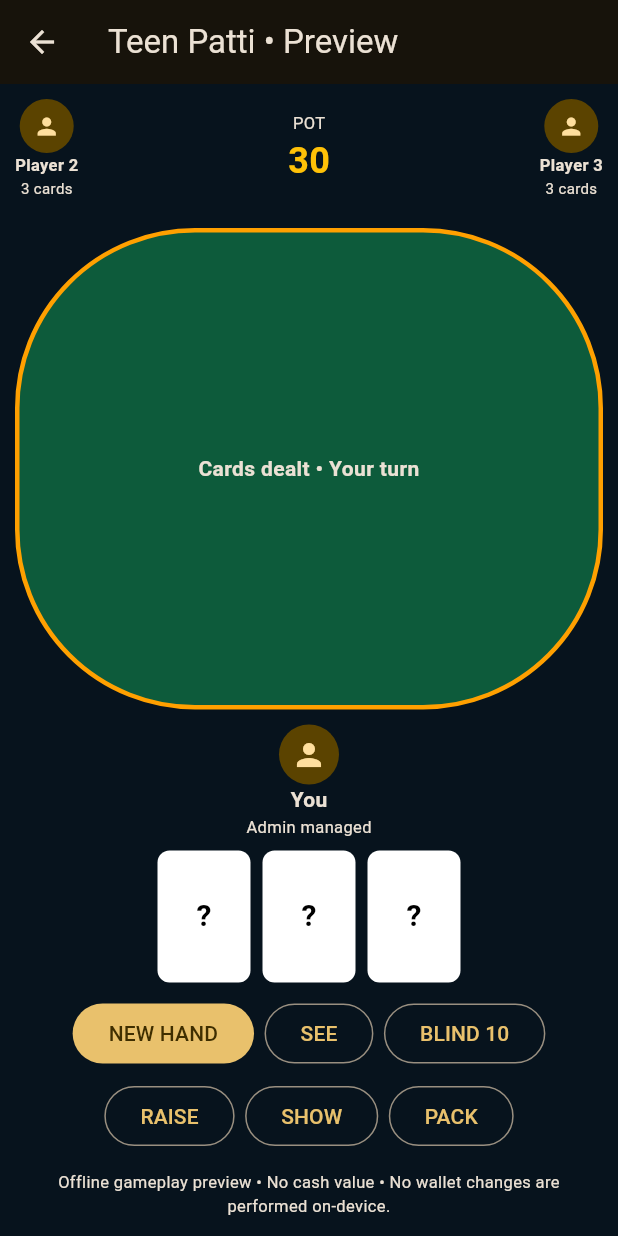
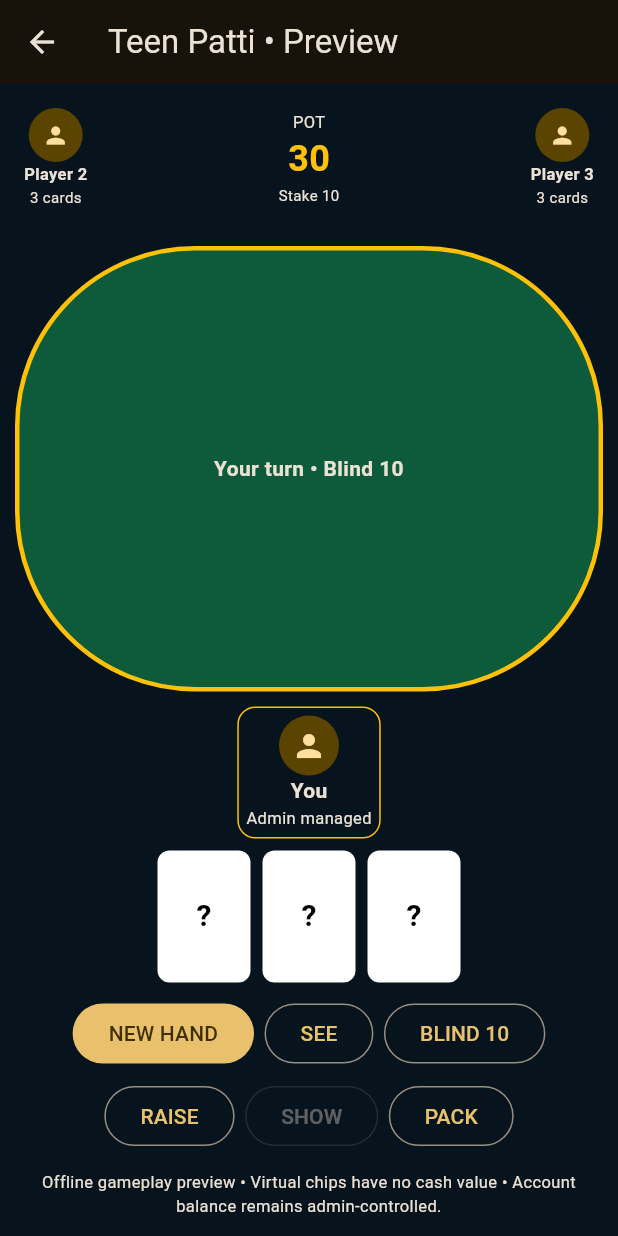
Before and after one commit to bixamtarala/PlayArena, a Flutter app: the TeenPattiScreen screen opened directly, after a tap on "DEAL", on a phone screen of 412 x 824 dp. Run offline on Flutter 3.47's test engine with Material 3 defaults, Android fonts, the phone set to English and light mode, and no system bars; our stand-ins replace supabase_flutter; accounts and stored records are empty.

Commit message:
Add Teen Patti turn rotation and bot gameplay

```diff
--- a/mobile/lib/teen_patti_screen.dart
+++ b/mobile/lib/teen_patti_screen.dart
@@ -4,178 +4,74 @@ import 'services/teen_patti_engine.dart';
 
 class TeenPattiScreen extends StatefulWidget {
   const TeenPattiScreen({super.key});
-  @override
-  State<TeenPattiScreen> createState() => _TeenPattiScreenState();
+  @override State<TeenPattiScreen> createState() => _TeenPattiScreenState();
 }
 
 class _TeenPattiScreenState extends State<TeenPattiScreen> {
   final _random = Random();
-  final List<String> _deck = [
-    for (final s in ['♠', '♥', '♦', '♣'])
-      for (final r in ['A', 'K', 'Q', 'J', '10', '9', '8', '7', '6', '5', '4', '3', '2']) '$r$s',
-  ];
-  List<String> cards = [], bot2 = [], bot3 = [];
-  int pot = 30, turnStake = 10;
-  bool seen = false, folded = false, finished = false, revealBots = false;
-  String status = 'Table ready • Boot 10 chips';
+  final List<String> _deck = [for (final s in ['♠','♥','♦','♣']) for (final r in ['A','K','Q','J','10','9','8','7','6','5','4','3','2']) '$r$s'];
+  List<String> cards=[], bot2=[], bot3=[];
+  int pot=30, turnStake=10, turn=0, moves=0;
+  bool seen=false, folded=false, finished=false, revealBots=false, bot2Folded=false, bot3Folded=false, botBusy=false;
+  String status='Table ready • Boot 10 chips';
 
-  void deal() {
-    final copy = [..._deck]..shuffle(_random);
-    setState(() {
-      cards = copy.sublist(0, 3);
-      bot2 = copy.sublist(3, 6);
-      bot3 = copy.sublist(6, 9);
-      pot = 30;
-      turnStake = 10;
-      seen = false;
-      folded = false;
-      finished = false;
-      revealBots = false;
-      status = 'Cards dealt • Your turn';
-    });
+  void deal(){final copy=[..._deck]..shuffle(_random);setState((){cards=copy.sublist(0,3);bot2=copy.sublist(3,6);bot3=copy.sublist(6,9);pot=30;turnStake=10;turn=0;moves=0;seen=false;folded=false;finished=false;revealBots=false;bot2Folded=false;bot3Folded=false;botBusy=false;status='Your turn • Blind 10';});}
+  void seeCards()=>setState((){seen=true;status='Your hand: ${TeenPattiEngine.evaluate(cards).label}';});
+
+  void playerBet({bool raiseBet=false}){
+    if(!_canAct)return;
+    setState((){if(raiseBet)turnStake=min(turnStake*2,320);pot+=turnStake;moves++;status=raiseBet?'You raised to $turnStake':'You played ${seen?'Chaal':'Blind'} $turnStake';turn=1;botBusy=true;});
+    _runBots();
   }
 
-  void seeCards() => setState(() {
-        seen = true;
-        status = 'Your hand: ${TeenPattiEngine.evaluate(cards).label}';
+  Future<void> _runBots() async {
+    for(final bot in [1,2]){
+      if(finished)return;
+      if((bot==1&&bot2Folded)||(bot==2&&bot3Folded))continue;
+      await Future<void>.delayed(const Duration(milliseconds:650));
+      if(!mounted)return;
+      final hand=bot==1?bot2:bot3;
+      final strength=TeenPattiEngine.evaluate(hand).rank.index;
+      final shouldFold=moves>3 && strength<=1 && _random.nextInt(100)<35;
+      setState((){
+        turn=bot;
+        if(shouldFold){if(bot==1)bot2Folded=true;else bot3Folded=true;status='Player ${bot+1} packed';}
+        else{final botStake=turnStake;pot+=botStake;moves++;status='Player ${bot+1} played $botStake';}
       });
-
-  void chaal() => setState(() {
-        pot += turnStake;
-        status = '${seen ? 'Chaal' : 'Blind'}: $turnStake virtual chips • Pot $pot';
-      });
-
-  void raise() => setState(() {
-        turnStake *= 2;
-        pot += turnStake;
-        status = 'Raise • Current stake $turnStake';
-      });
-
-  void fold() => setState(() {
-        folded = true;
-        finished = true;
-        status = 'You packed • Start a new hand';
-      });
-
-  void showdown() {
-    if (cards.isEmpty || folded) return;
-    final hands = [cards, bot2, bot3];
-    var best = 0;
-    for (var i = 1; i < hands.length; i++) {
-      if (TeenPattiEngine.compare(hands[i], hands[best]) > 0) best = i;
+      if(_activePlayers<=1){_finishLastPlayer();return;}
     }
-    setState(() {
-      finished = true;
-      revealBots = true;
-      seen = true;
-      if (best == 0) {
-        status = 'You win the preview showdown • ${TeenPattiEngine.evaluate(cards).label}';
-      } else if (best == 1) {
-        status = 'Player 2 wins • ${TeenPattiEngine.evaluate(bot2).label}';
-      } else {
-        status = 'Player 3 wins • ${TeenPattiEngine.evaluate(bot3).label}';
-      }
-    });
+    if(!mounted||finished)return;
+    setState((){turn=0;botBusy=false;status='Your turn • Stake $turnStake';});
+    if(moves>=9)showdown();
   }
 
-  @override
-  Widget build(BuildContext context) {
-    return Scaffold(
-      appBar: AppBar(title: const Text('Teen Patti • Preview')),
-      body: SafeArea(
-        child: Column(children: [
-          Padding(
-            padding: const EdgeInsets.all(10),
-            child: Row(mainAxisAlignment: MainAxisAlignment.spaceBetween, children: [
-              _Bot(name: 'Player 2', cards: bot2, reveal: revealBots),
-              Column(children: [
-                const Text('POT', style: TextStyle(fontSize: 11)),
-                Text('$pot', style: const TextStyle(color: Colors.amber, fontSize: 24, fontWeight: FontWeight.bold)),
-              ]),
-              _Bot(name: 'Player 3', cards: bot3, reveal: revealBots),
-            ]),
-          ),
-          Expanded(
-            child: Container(
-              margin: const EdgeInsets.all(10),
-              decoration: BoxDecoration(
-                color: const Color(0xFF0D5B3B),
-                borderRadius: BorderRadius.circular(120),
-                border: Border.all(color: Colors.amber.shade700, width: 3),
-              ),
-              child: Center(child: Padding(padding: const EdgeInsets.all(20), child: Text(status, textAlign: TextAlign.center, style: const TextStyle(fontWeight: FontWeight.bold)))),
-            ),
-          ),
-          const _Player(name: 'You', chips: 'Admin managed'),
-          const SizedBox(height: 8),
-          Row(
-            mainAxisAlignment: MainAxisAlignment.center,
-            children: cards.isEmpty ? [const Text('Tap DEAL to start')] : cards.map((c) => _CardFace(value: seen ? c : '?')).toList(),
-          ),
-          if (cards.isNotEmpty && seen)
-            Padding(
-              padding: const EdgeInsets.only(top: 6),
-              child: Text(TeenPattiEngine.evaluate(cards).label, style: const TextStyle(color: Colors.amber, fontWeight: FontWeight.bold)),
-            ),
-          const SizedBox(height: 10),
-          Padding(
-            padding: const EdgeInsets.symmetric(horizontal: 10),
-            child: Wrap(spacing: 7, runSpacing: 7, alignment: WrapAlignment.center, children: [
-              FilledButton(onPressed: deal, child: Text(finished || cards.isEmpty ? 'DEAL' : 'NEW HAND')),
-              OutlinedButton(onPressed: cards.isEmpty || seen || folded || finished ? null : seeCards, child: const Text('SEE')),
-              OutlinedButton(onPressed: cards.isEmpty || folded || finished ? null : chaal, child: Text(seen ? 'CHAAL $turnStake' : 'BLIND $turnStake')),
-              OutlinedButton(onPressed: cards.isEmpty || folded || finished ? null : raise, child: const Text('RAISE')),
-              OutlinedButton(onPressed: cards.isEmpty || folded || finished ? null : showdown, child: const Text('SHOW')),
-              OutlinedButton(onPressed: cards.isEmpty || folded || finished ? null : fold, child: const Text('PACK')),
-            ]),
-          ),
-          const Padding(
-            padding: EdgeInsets.all(12),
-            child: Text('Offline gameplay preview • No cash value • No wallet changes are performed on-device.', textAlign: TextAlign.center, style: TextStyle(fontSize: 11)),
-          ),
-        ]),
-      ),
-    );
-  }
+  int get _activePlayers=>(folded?0:1)+(bot2Folded?0:1)+(bot3Folded?0:1);
+  bool get _canAct=>cards.isNotEmpty&&!folded&&!finished&&!botBusy&&turn==0;
+
+  void fold(){if(!_canAct)return;setState((){folded=true;moves++;status='You packed';});if(_activePlayers<=1){_finishLastPlayer();}else{setState(()=>botBusy=true);_runBots();}}
+
+  void _finishLastPlayer(){setState((){finished=true;revealBots=true;botBusy=false;if(!folded)status='You win • other players packed';else if(!bot2Folded)status='Player 2 wins';else status='Player 3 wins';});}
+
+  void showdown(){if(cards.isEmpty||finished)return;final active=<({int id,List<String> hand})>[];if(!folded)active.add((id:0,hand:cards));if(!bot2Folded)active.add((id:1,hand:bot2));if(!bot3Folded)active.add((id:2,hand:bot3));var best=active.first;for(final p in active.skip(1)){if(TeenPattiEngine.compare(p.hand,best.hand)>0)best=p;}setState((){finished=true;revealBots=true;seen=true;botBusy=false;status=best.id==0?'You win • ${TeenPattiEngine.evaluate(cards).label}':'Player ${best.id+1} wins • ${TeenPattiEngine.evaluate(best.hand).label}';});}
+
+  @override Widget build(BuildContext context)=>Scaffold(appBar:AppBar(title:const Text('Teen Patti • Preview')),body:SafeArea(child:Column(children:[
+    Padding(padding:const EdgeInsets.all(10),child:Row(mainAxisAlignment:MainAxisAlignment.spaceBetween,children:[_Bot(name:'Player 2',cards:bot2,reveal:revealBots,folded:bot2Folded,active:turn==1&&!finished),Column(children:[const Text('POT',style:TextStyle(fontSize:11)),Text('$pot',style:const TextStyle(color:Colors.amber,fontSize:24,fontWeight:FontWeight.bold)),Text('Stake $turnStake',style:const TextStyle(fontSize:10))]),_Bot(name:'Player 3',cards:bot3,reveal:revealBots,folded:bot3Folded,active:turn==2&&!finished)])),
+    Expanded(child:Container(margin:const EdgeInsets.all(10),decoration:BoxDecoration(color:const Color(0xFF0D5B3B),borderRadius:BorderRadius.circular(120),border:Border.all(color:turn==0&&!finished?Colors.amber:Colors.white24,width:3)),child:Center(child:Padding(padding:const EdgeInsets.all(20),child:Column(mainAxisSize:MainAxisSize.min,children:[Text(status,textAlign:TextAlign.center,style:const TextStyle(fontWeight:FontWeight.bold)),if(botBusy)...[const SizedBox(height:12),const SizedBox(width:20,height:20,child:CircularProgressIndicator(strokeWidth:2))]]))))),
+    _Player(name:'You',chips:'Admin managed',active:turn==0&&!finished,folded:folded),const SizedBox(height:8),
+    Row(mainAxisAlignment:MainAxisAlignment.center,children:cards.isEmpty?[const Text('Tap DEAL to start')]:cards.map((c)=>_CardFace(value:seen||finished?c:'?')).toList()),
+    if(cards.isNotEmpty&&seen)Padding(padding:const EdgeInsets.only(top:6),child:Text(TeenPattiEngine.evaluate(cards).label,style:const TextStyle(color:Colors.amber,fontWeight:FontWeight.bold))),
+    const SizedBox(height:10),Padding(padding:const EdgeInsets.symmetric(horizontal:10),child:Wrap(spacing:7,runSpacing:7,alignment:WrapAlignment.center,children:[
+      FilledButton(onPressed:botBusy?null:deal,child:Text(finished||cards.isEmpty?'DEAL':'NEW HAND')),
+      OutlinedButton(onPressed:!_canAct||seen?null:seeCards,child:const Text('SEE')),
+      OutlinedButton(onPressed:_canAct?()=>playerBet():null,child:Text(seen?'CHAAL $turnStake':'BLIND $turnStake')),
+      OutlinedButton(onPressed:_canAct?()=>playerBet(raiseBet:true):null,child:const Text('RAISE')),
+      OutlinedButton(onPressed:_canAct&&moves>=3?showdown:null,child:const Text('SHOW')),
+      OutlinedButton(onPressed:_canAct?fold:null,child:const Text('PACK')),
+    ])),
+    const Padding(padding:EdgeInsets.all(12),child:Text('Offline gameplay preview • Virtual chips have no cash value • Account balance remains admin-controlled.',textAlign:TextAlign.center,style:TextStyle(fontSize:11))),
+  ])));
 }
 
-class _Bot extends StatelessWidget {
-  final String name;
-  final List<String> cards;
-  final bool reveal;
-  const _Bot({required this.name, required this.cards, required this.reveal});
-  @override
-  Widget build(BuildContext context) => Column(children: [
-        const CircleAvatar(radius: 18, child: Icon(Icons.person, size: 18)),
-        Text(name, style: const TextStyle(fontSize: 11, fontWeight: FontWeight.bold)),
-        if (cards.isNotEmpty) Text(reveal ? TeenPattiEngine.evaluate(cards).label : '3 cards', style: const TextStyle(fontSize: 10)),
-      ]);
-}
-
-class _Player extends StatelessWidget {
-  final String name, chips;
-  const _Player({required this.name, required this.chips});
-  @override
-  Widget build(BuildContext context) => Column(children: [
-        const CircleAvatar(child: Icon(Icons.person)),
-        Text(name, style: const TextStyle(fontWeight: FontWeight.bold)),
-        Text(chips, style: const TextStyle(fontSize: 11)),
-      ]);
-}
-
-class _CardFace extends StatelessWidget {
-  final String value;
-  const _CardFace({required this.value});
-  @override
-  Widget build(BuildContext context) {
-    final red = value.contains('♥') || value.contains('♦');
-    return Container(
-      width: 62,
-      height: 88,
-      margin: const EdgeInsets.symmetric(horizontal: 4),
-      decoration: BoxDecoration(color: Colors.white, borderRadius: BorderRadius.circular(8)),
-      alignment: Alignment.center,
-      child: Text(value, style: TextStyle(color: red ? Colors.red : Colors.black, fontSize: 20, fontWeight: FontWeight.bold)),
-    );
-  }
-}
+class _Bot extends StatelessWidget{final String name;final List<String> cards;final bool reveal,folded,active;const _Bot({required this.name,required this.cards,required this.reveal,required this.folded,required this.active});@override Widget build(BuildContext context)=>AnimatedContainer(duration:const Duration(milliseconds:250),padding:const EdgeInsets.all(5),decoration:BoxDecoration(border:Border.all(color:active?Colors.amber:Colors.transparent),borderRadius:BorderRadius.circular(12)),child:Column(children:[CircleAvatar(radius:18,child:Icon(folded?Icons.close:Icons.person,size:18)),Text(name,style:const TextStyle(fontSize:11,fontWeight:FontWeight.bold)),if(folded)const Text('PACKED',style:TextStyle(fontSize:9,color:Colors.redAccent))else if(cards.isNotEmpty)Text(reveal?TeenPattiEngine.evaluate(cards).label:'3 cards',style:const TextStyle(fontSize:10))]));}
+class _Player extends StatelessWidget{final String name,chips;final bool active,folded;const _Player({required this.name,required this.chips,required this.active,required this.folded});@override Widget build(BuildContext context)=>Container(padding:const EdgeInsets.all(5),decoration:BoxDecoration(border:Border.all(color:active?Colors.amber:Colors.transparent),borderRadius:BorderRadius.circular(12)),child:Column(children:[CircleAvatar(child:Icon(folded?Icons.close:Icons.person)),Text(name,style:const TextStyle(fontWeight:FontWeight.bold)),Text(folded?'PACKED':chips,style:TextStyle(fontSize:11,color:folded?Colors.redAccent:null))]));}
+class _CardFace extends StatelessWidget{final String value;const _CardFace({required this.value});@override Widget build(BuildContext context){final red=value.contains('♥')||value.contains('♦');return Container(width:62,height:88,margin:const EdgeInsets.symmetric(horizontal:4),decoration:BoxDecoration(color:Colors.white,borderRadius:BorderRadius.circular(8)),alignment:Alignment.center,child:Text(value,style:TextStyle(color:red?Colors.red:Colors.black,fontSize:20,fontWeight:FontWeight.bold)));}}
```
